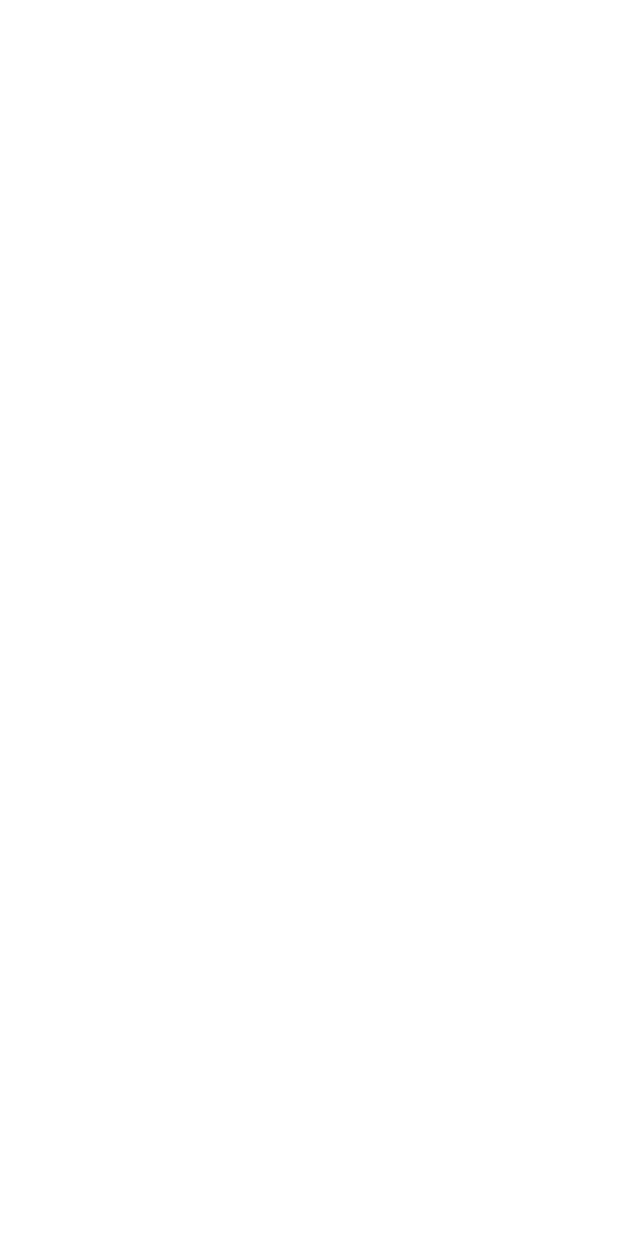
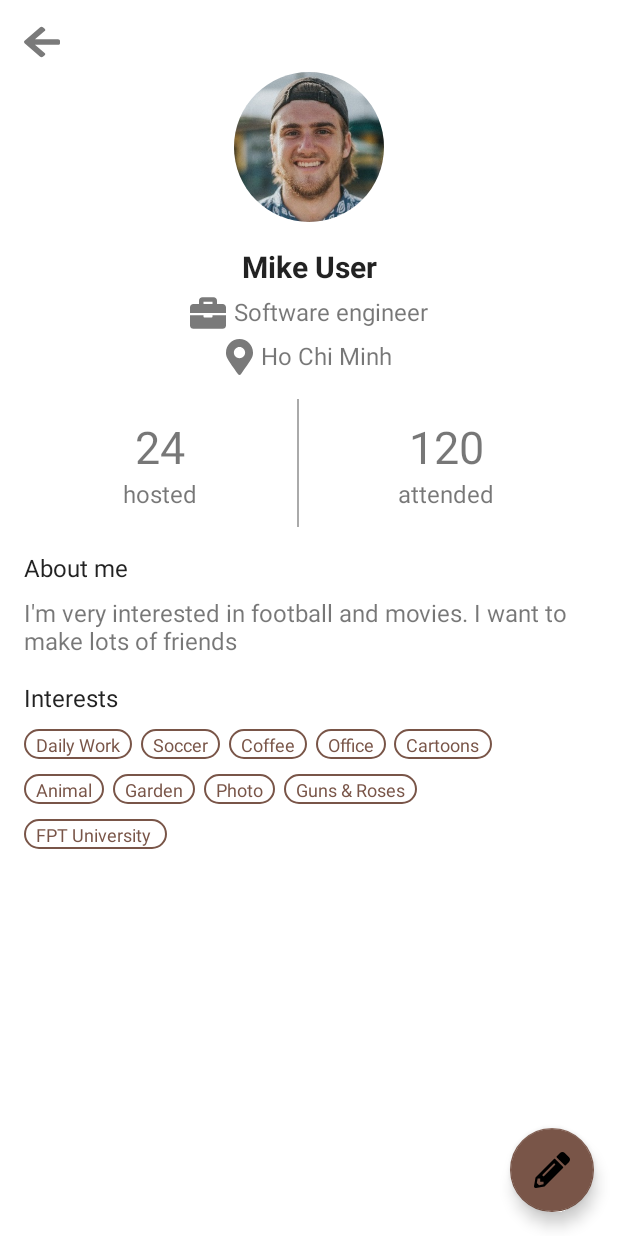
Before and after one commit to ziggy192/Coffriend, an Android app: the UserProfileActivity screen opened directly, with no data from a screen before it, on a phone screen of 412 x 824 dp. Before the commit the screen is empty. Run offline under Robolectric (Android 15) with nearby library versions, the phone set to English and light mode, and no system bars; our stand-ins replace CircleImageView.

Commit message:
Complete UserProfileActivity

```diff
--- a/app/src/main/java/com/ziggy/coffriend/EventsActivity.java
+++ b/app/src/main/java/com/ziggy/coffriend/EventsActivity.java
@@ -17,6 +17,17 @@ public class EventsActivity extends AppBaseActivity {
         bar = findViewById(R.id.bar);
 
         setSupportActionBar(bar);
+
+
+
+    }
+
+    @Override
+    protected void onStart() {
+        super.onStart();
+
+//        Intent intent = new Intent(this, UserProfileActivity.class);
+//        startActivity(intent);
     }
 
     public void gotoDetail(View view){
@@ -24,4 +35,5 @@ public class EventsActivity extends AppBaseActivity {
         startActivity(intent);
     }
 
+
 }
--- a/app/src/main/java/com/ziggy/coffriend/UserProfileActivity.java
+++ b/app/src/main/java/com/ziggy/coffriend/UserProfileActivity.java
@@ -2,6 +2,7 @@ package com.ziggy.coffriend;
 
 import android.support.v7.app.AppCompatActivity;
 import android.os.Bundle;
+import android.view.View;
 
 public class UserProfileActivity extends AppCompatActivity {
 
@@ -10,4 +11,10 @@ public class UserProfileActivity extends AppCompatActivity {
         super.onCreate(savedInstanceState);
         setContentView(R.layout.activity_user_profile);
     }
+
+
+    public void clickBack(View view) {
+        onBackPressed();
+
+    }
 }
--- /dev/null
+++ b/app/src/main/res/drawable/ic_back_black.xml
@@ -0,0 +1,5 @@
+<vector android:alpha="0.52" android:height="24dp"
+    android:viewportHeight="512" android:viewportWidth="448"
+    android:width="24dp" xmlns:android="http://schemas.android.com/apk/res/android">
+    <path android:fillColor="#FF000000" android:pathData="M257.5,445.1l-22.2,22.2c-9.4,9.4 -24.6,9.4 -33.9,0L7,273c-9.4,-9.4 -9.4,-24.6 0,-33.9L201.4,44.7c9.4,-9.4 24.6,-9.4 33.9,0l22.2,22.2c9.5,9.5 9.3,25 -0.4,34.3L136.6,216H424c13.3,0 24,10.7 24,24v32c0,13.3 -10.7,24 -24,24H136.6l120.5,114.8c9.8,9.3 10,24.8 0.4,34.3z"/>
+</vector>
--- /dev/null
+++ b/app/src/main/res/drawable/ic_briefcase.xml
@@ -0,0 +1,5 @@
+<vector android:alpha="0.52" android:height="24dp"
+    android:viewportHeight="512" android:viewportWidth="512"
+    android:width="24dp" xmlns:android="http://schemas.android.com/apk/res/android">
+    <path android:fillColor="#FF000000" android:pathData="M320,288h192v144c0,26.51 -21.49,48 -48,48L48,480c-26.51,0 -48,-21.49 -48,-48L0,288h192v20c0,6.627 5.373,12 12,12h104c6.627,0 12,-5.373 12,-12v-20zM512,176v80L0,256v-80c0,-26.51 21.49,-48 48,-48h80L128,80c0,-26.51 21.49,-48 48,-48h160c26.51,0 48,21.49 48,48v48h80c26.51,0 48,21.49 48,48zM320,96L192,96v32h128L320,96z"/>
+</vector>
--- /dev/null
+++ b/app/src/main/res/drawable/ic_pencil_alt.xml
@@ -0,0 +1,5 @@
+<vector android:alpha="1" android:height="24dp"
+    android:viewportHeight="512" android:viewportWidth="512"
+    android:width="24dp" xmlns:android="http://schemas.android.com/apk/res/android">
+    <path android:fillColor="#FFFFFFFF" android:pathData="M497.9,142.1l-46.1,46.1c-4.7,4.7 -12.3,4.7 -17,0l-111,-111c-4.7,-4.7 -4.7,-12.3 0,-17l46.1,-46.1c18.7,-18.7 49.1,-18.7 67.9,0l60.1,60.1c18.8,18.7 18.8,49.1 0,67.9zM284.2,99.8L21.6,362.4 0.4,483.9c-2.9,16.4 11.4,30.6 27.8,27.8l121.5,-21.3 262.6,-262.6c4.7,-4.7 4.7,-12.3 0,-17l-111,-111c-4.8,-4.7 -12.4,-4.7 -17.1,0zM124.1,339.9c-5.5,-5.5 -5.5,-14.3 0,-19.8l154,-154c5.5,-5.5 14.3,-5.5 19.8,0s5.5,14.3 0,19.8l-154,154c-5.5,5.5 -14.3,5.5 -19.8,0zM88,424h48v36.3l-64.5,11.3 -31.1,-31.1L51.7,376H88v48z"/>
+</vector>
--- a/app/src/main/res/layout/activity_user_profile.xml
+++ b/app/src/main/res/layout/activity_user_profile.xml
@@ -1,9 +1,29 @@
 <?xml version="1.0" encoding="utf-8"?>
-<android.support.constraint.ConstraintLayout xmlns:android="http://schemas.android.com/apk/res/android"
+<android.support.design.widget.CoordinatorLayout xmlns:android="http://schemas.android.com/apk/res/android"
     xmlns:app="http://schemas.android.com/apk/res-auto"
     xmlns:tools="http://schemas.android.com/tools"
     android:layout_width="match_parent"
     android:layout_height="match_parent"
     tools:context=".UserProfileActivity">
 
-</android.support.constraint.ConstraintLayout>
+    <android.support.v4.widget.NestedScrollView
+        android:id="@+id/scrollView"
+        android:layout_width="match_parent"
+        android:layout_height="match_parent">
+
+        <include layout="@layout/activity_user_profile_content" />
+    </android.support.v4.widget.NestedScrollView>
+
+    <android.support.design.widget.FloatingActionButton
+        android:layout_width="wrap_content"
+        android:layout_height="wrap_content"
+        android:layout_gravity="bottom|end"
+        android:layout_marginBottom="16dp"
+        android:layout_marginRight="16dp"
+        app:backgroundTint="@color/colorPrimaryBrown"
+        app:fabSize="normal"
+        app:layout_anchorGravity="bottom|center"
+        app:srcCompat="@drawable/ic_pencil_alt" />
+
+
+</android.support.design.widget.CoordinatorLayout>
--- /dev/null
+++ b/app/src/main/res/layout/activity_user_profile_content.xml
@@ -0,0 +1,365 @@
+<?xml version="1.0" encoding="utf-8"?>
+<android.support.constraint.ConstraintLayout xmlns:android="http://schemas.android.com/apk/res/android"
+    xmlns:app="http://schemas.android.com/apk/res-auto"
+    xmlns:tools="http://schemas.android.com/tools"
+    android:layout_width="match_parent"
+    android:layout_height="match_parent"
+    android:padding="16dp"
+    tools:context=".UserProfileActivity">
+
+    <ImageButton
+        android:layout_width="24dp"
+        android:layout_height="24dp"
+         android:onClick="clickBack"
+        android:background="@android:color/transparent"
+        android:src="@drawable/ic_back_black"
+        app:layout_constraintStart_toStartOf="parent"
+        app:layout_constraintTop_toTopOf="parent" />
+
+    <de.hdodenhof.circleimageview.CircleImageView
+        android:id="@+id/circleImageView"
+        android:layout_width="100dp"
+        android:layout_height="100dp"
+
+        android:layout_marginTop="32dp"
+        android:src="@drawable/user"
+        app:layout_constraintEnd_toEndOf="parent"
+        app:layout_constraintStart_toStartOf="parent"
+        app:layout_constraintTop_toTopOf="parent" />
+
+    <TextView
+        android:id="@+id/tvUserName"
+        android:layout_width="wrap_content"
+        android:layout_height="wrap_content"
+
+        android:layout_marginTop="16dp"
+        android:textSize="20sp"
+        android:text="Mike User"
+        android:textStyle="bold"
+        app:layout_constraintEnd_toEndOf="parent"
+        app:layout_constraintStart_toStartOf="parent"
+        app:layout_constraintTop_toBottomOf="@+id/circleImageView" />
+
+    <LinearLayout
+        android:id="@+id/llJob"
+        android:layout_width="wrap_content"
+        android:layout_height="wrap_content"
+        android:layout_marginTop="5dp"
+        app:layout_constraintEnd_toEndOf="parent"
+        app:layout_constraintStart_toStartOf="parent"
+        app:layout_constraintTop_toBottomOf="@id/tvUserName">
+
+        <ImageView
+
+            android:layout_width="wrap_content"
+            android:layout_height="wrap_content"
+            android:src="@drawable/ic_briefcase" />
+
+        <TextView
+            android:outlineSpotShadowColor="@color/colorTextSecondary"
+            android:layout_width="wrap_content"
+            android:layout_height="wrap_content"
+            android:textColor="@color/colorTextSecondary"
+
+            android:layout_marginLeft="5dp"
+            android:text="Software engineer" />
+
+    </LinearLayout>
+
+    <LinearLayout
+        android:id="@+id/llPlace"
+        app:layout_constraintEnd_toEndOf="parent"
+        app:layout_constraintStart_toStartOf="parent"
+        android:layout_marginTop="5dp"
+        app:layout_constraintTop_toBottomOf="@id/llJob"
+        android:layout_width="wrap_content"
+        android:layout_height="wrap_content">
+
+        <ImageView
+
+            android:layout_width="wrap_content"
+            android:layout_height="wrap_content"
+            android:src="@drawable/ic_map_marker_alt" />
+
+        <TextView
+            android:textColor="@color/colorTextSecondary"
+            android:layout_width="wrap_content"
+            android:layout_height="wrap_content"
+            android:layout_marginLeft="5dp"
+            android:text="Ho Chi Minh" />
+
+    </LinearLayout>
+    <LinearLayout
+        android:id="@+id/llStatics"
+        app:layout_constraintTop_toBottomOf="@id/llPlace"
+        android:layout_marginTop="16dp"
+        android:gravity="center"
+        android:layout_width="match_parent"
+        android:layout_height="wrap_content">
+        <LinearLayout
+            android:orientation="vertical"
+            android:layout_weight="1"
+            android:layout_width="wrap_content"
+            android:layout_height="wrap_content">
+            <TextView
+                android:text="24"
+                android:textSize="30dp"
+                android:textColor="@color/colorTextSecondary"
+                android:textAlignment="center"
+                android:layout_width="match_parent"
+                android:layout_height="wrap_content" />
+            <TextView
+                android:text="hosted"
+                android:textColor="@color/colorTextSecondary"
+                android:textAlignment="center"
+                android:layout_width="match_parent"
+                android:layout_height="wrap_content" />
+        </LinearLayout>
+
+        <View
+            android:background="#55000000"
+            android:layout_width="1dp"
+            android:layout_height="85dp" />
+        <LinearLayout
+            android:orientation="vertical"
+            android:layout_weight="1"
+
+            android:layout_width="wrap_content"
+            android:layout_height="wrap_content">
+            <TextView
+                android:text="120"
+                android:textSize="30dp"
+                android:textColor="@color/colorTextSecondary"
+                android:textAlignment="center"
+                android:layout_width="match_parent"
+                android:layout_height="wrap_content" />
+            <TextView
+                android:text="attended"
+                android:textColor="@color/colorTextSecondary"
+                android:textAlignment="center"
+                android:layout_width="match_parent"
+                android:layout_height="wrap_content" />
+        </LinearLayout>
+    </LinearLayout>
+    <TextView
+        android:id="@+id/tvAboutMeLabel"
+        app:layout_constraintTop_toBottomOf="@id/llStatics"
+        android:layout_marginTop="16dp"
+        android:text="About me"
+        android:layout_width="wrap_content"
+        android:layout_height="wrap_content" />
+    <TextView
+
+        android:id="@+id/tvAboutMeContent"
+        app:layout_constraintTop_toBottomOf="@id/tvAboutMeLabel"
+        android:layout_marginTop="8dp"
+        android:textColor="@color/colorTextSecondary"
+        android:text="I'm very interested in football and movies. I want to make lots of friends"
+        android:layout_width="wrap_content"
+        android:layout_height="wrap_content" />
+    <TextView
+        android:id="@+id/tvInterestLabel"
+        android:text="Interests"
+        app:layout_constraintTop_toBottomOf="@id/tvAboutMeContent"
+        android:layout_marginTop="16dp"
+        android:layout_width="wrap_content"
+        android:layout_height="wrap_content" />
+
+    <LinearLayout
+        android:id="@+id/llInterests1"
+        android:layout_width="match_parent"
+        android:layout_height="wrap_content"
+        android:layout_marginTop="8dp"
+        app:layout_constraintTop_toBottomOf="@id/tvInterestLabel">
+
+        <RelativeLayout
+            android:layout_width="wrap_content"
+            android:layout_height="20dp"
+            android:layout_marginRight="6dp"
+            android:layout_marginTop="2dp"
+            android:background="@drawable/tag_rectangle">
+
+            <TextView
+                android:layout_width="wrap_content"
+                android:layout_height="wrap_content"
+                android:layout_centerInParent="true"
+                android:layout_marginEnd="5dp"
+                android:layout_marginStart="5dp"
+                android:text="Daily Work"
+                android:textColor="@color/colorPrimaryBrown"
+                android:textSize="12sp" />
+        </RelativeLayout>
+
+        <RelativeLayout
+            android:layout_width="wrap_content"
+            android:layout_height="20dp"
+            android:layout_marginRight="6dp"
+            android:layout_marginTop="2dp"
+            android:background="@drawable/tag_rectangle">
+
+            <TextView
+                android:layout_width="wrap_content"
+                android:layout_height="wrap_content"
+                android:layout_centerInParent="true"
+                android:layout_marginEnd="5dp"
+                android:layout_marginStart="5dp"
+                android:text="Soccer"
+                android:textColor="@color/colorPrimaryBrown"
+                android:textSize="12sp" />
+        </RelativeLayout>
+
+        <RelativeLayout
+            android:layout_width="wrap_content"
+            android:layout_height="20dp"
+            android:layout_marginRight="6dp"
+            android:layout_marginTop="2dp"
+            android:background="@drawable/tag_rectangle">
+
+            <TextView
+                android:layout_width="wrap_content"
+                android:layout_height="wrap_content"
+                android:layout_centerInParent="true"
+                android:layout_marginEnd="5dp"
+                android:layout_marginStart="5dp"
+                android:text="Coffee"
+                android:textColor="@color/colorPrimaryBrown"
+                android:textSize="12sp" />
+        </RelativeLayout>
+
+        <RelativeLayout
+            android:layout_width="wrap_content"
+            android:layout_height="20dp"
+            android:layout_marginRight="5dp"
+            android:layout_marginTop="2dp"
+            android:background="@drawable/tag_rectangle">
+
+            <TextView
+                android:layout_width="wrap_content"
+                android:layout_height="wrap_content"
+                android:layout_centerInParent="true"
+                android:layout_marginEnd="5dp"
+                android:layout_marginStart="5dp"
+                android:text="Office"
+                android:textColor="@color/colorPrimaryBrown"
+                android:textSize="12sp" />
+        </RelativeLayout>
+
+        <RelativeLayout
+            android:layout_width="wrap_content"
+            android:layout_height="20dp"
+            android:layout_marginRight="6dp"
+            android:layout_marginTop="2dp"
+            android:background="@drawable/tag_rectangle">
+
+            <TextView
+                android:layout_width="wrap_content"
+                android:layout_height="wrap_content"
+                android:layout_centerInParent="true"
+                android:layout_marginEnd="5dp"
+                android:layout_marginStart="5dp"
+                android:text="Cartoons"
+                android:textColor="@color/colorPrimaryBrown"
+                android:textSize="12sp" />
+        </RelativeLayout>
+    </LinearLayout>
+    <LinearLayout
+        android:id="@+id/llInterests2"
+        app:layout_constraintTop_toBottomOf="@id/llInterests1"
+        android:layout_marginTop="8dp"
+        android:layout_width="match_parent"
+        android:layout_height="wrap_content">
+        <RelativeLayout
+            android:background="@drawable/tag_rectangle"
+            android:layout_marginRight="6dp"
+            android:layout_marginTop="2dp"
+            android:layout_width="wrap_content"
+            android:layout_height="20dp" >
+            <TextView
+                android:text="Animal"
+                android:layout_marginStart="5dp"
+                android:layout_marginEnd="5dp"
+                android:layout_centerInParent="true"
+                android:textColor="@color/colorPrimaryBrown"
+                android:textSize="12sp"
+                android:layout_width="wrap_content"
+                android:layout_height="wrap_content" />
+        </RelativeLayout>
+
+        <RelativeLayout
+            android:background="@drawable/tag_rectangle"
+            android:layout_marginRight="6dp"
+            android:layout_marginTop="2dp"
+            android:layout_width="wrap_content"
+            android:layout_height="20dp" >
+            <TextView
+                android:text="Garden"
+                android:layout_marginStart="5dp"
+                android:layout_marginEnd="5dp"
+                android:layout_centerInParent="true"
+                android:textColor="@color/colorPrimaryBrown"
+                android:textSize="12sp"
+                android:layout_width="wrap_content"
+                android:layout_height="wrap_content" />
+        </RelativeLayout>
+        <RelativeLayout
+            android:background="@drawable/tag_rectangle"
+            android:layout_marginRight="6dp"
+            android:layout_marginTop="2dp"
+            android:layout_width="wrap_content"
+            android:layout_height="20dp" >
+            <TextView
+                android:text="Photo"
+                android:layout_marginStart="5dp"
+                android:layout_marginEnd="5dp"
+                android:layout_centerInParent="true"
+                android:textColor="@color/colorPrimaryBrown"
+                android:textSize="12sp"
+                android:layout_width="wrap_content"
+                android:layout_height="wrap_content" />
+        </RelativeLayout>
+        <RelativeLayout
+            android:background="@drawable/tag_rectangle"
+            android:layout_marginRight="5dp"
+            android:layout_marginTop="2dp"
+            android:layout_width="wrap_content"
+            android:layout_height="20dp" >
+            <TextView
+                android:text="Guns &amp; Roses"
+                android:layout_marginStart="5dp"
+                android:layout_marginEnd="5dp"
+                android:layout_centerInParent="true"
+                android:textColor="@color/colorPrimaryBrown"
+                android:textSize="12sp"
+                android:layout_width="wrap_content"
+                android:layout_height="wrap_content" />
+        </RelativeLayout>
+    </LinearLayout>
+
+    <LinearLayout
+        android:id="@+id/llInterests3"
+        app:layout_constraintTop_toBottomOf="@id/llInterests2"
+        android:layout_marginTop="8dp"
+        android:layout_width="match_parent"
+        android:layout_height="wrap_content">
+        <RelativeLayout
+            android:background="@drawable/tag_rectangle"
+            android:layout_marginRight="6dp"
+            android:layout_marginTop="2dp"
+            android:layout_width="wrap_content"
+            android:layout_height="20dp" >
+            <TextView
+                android:text="FPT University "
+                android:layout_marginStart="5dp"
+                android:layout_marginEnd="5dp"
+                android:layout_centerInParent="true"
+                android:textColor="@color/colorPrimaryBrown"
+                android:textSize="12sp"
+                android:layout_width="wrap_content"
+                android:layout_height="wrap_content" />
+        </RelativeLayout>
+
+    </LinearLayout>
+
+
+
+</android.support.constraint.ConstraintLayout>
--- a/app/src/main/res/layout/card_event_host_item.xml
+++ b/app/src/main/res/layout/card_event_host_item.xml
@@ -2,11 +2,11 @@
 <android.support.v7.widget.CardView xmlns:android="http://schemas.android.com/apk/res/android"
     xmlns:tools="http://schemas.android.com/tools"
     xmlns:app="http://schemas.android.com/apk/res-auto"
-    tools:showIn="@layout/activity_events"
     app:cardElevation="6dp"
     app:layout_goneMarginLeft="8dp"
     app:layout_goneMarginRight="8dp"
     android:onClick="gotoDetail"
+    android:clickable="true"
     app:contentPadding="8dp"
     app:cardCornerRadius="5dp"
     android:layout_width="match_parent"
```
Also changed, not shown: app/src/main/res/drawable/user.jpg (added).
